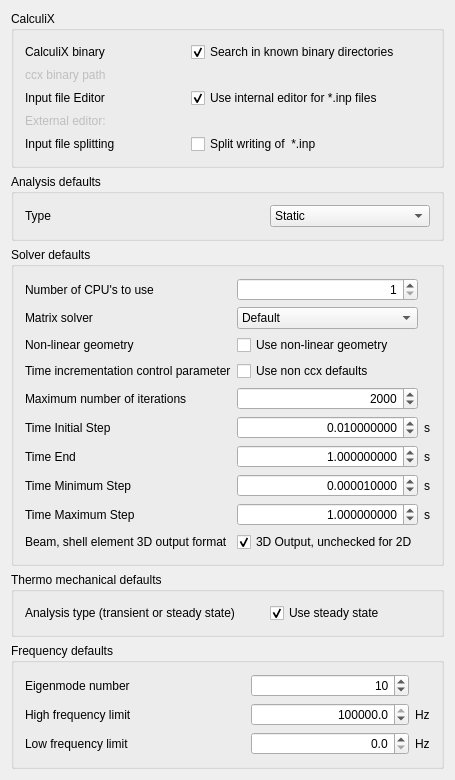
Qt form src/Mod/Fem/Gui/DlgSettingsFemCcx.ui (southseact-3d/fcd) before a commit.
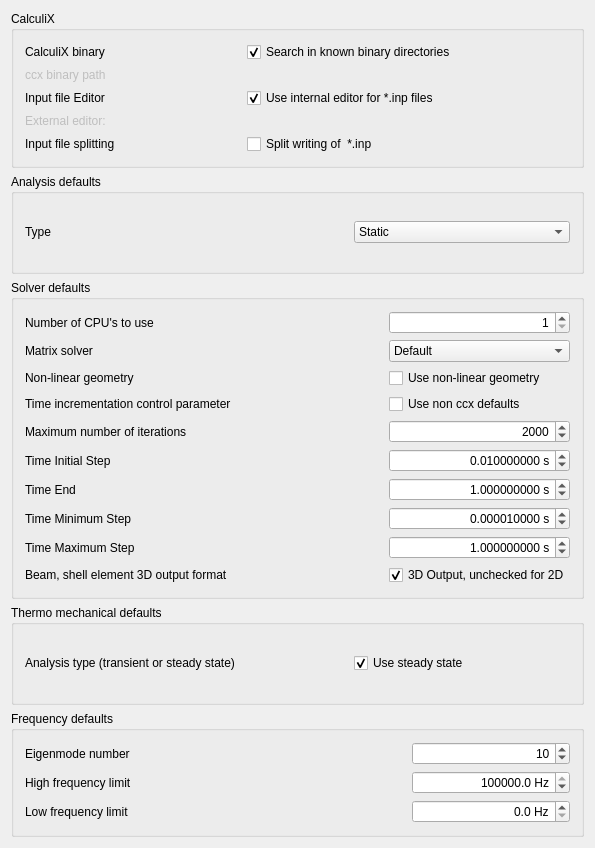
The same form after that commit. Icons and pictures are not drawn. Custom widgets are drawn as their Qt base class.

Diff of the .ui file:
```diff
--- a/src/Mod/Fem/Gui/DlgSettingsFemCcx.ui
+++ b/src/Mod/Fem/Gui/DlgSettingsFemCcx.ui
@@ -6,8 +6,8 @@
    <rect>
     <x>0</x>
     <y>0</y>
-    <width>425</width>
-    <height>642</height>
+    <width>595</width>
+    <height>848</height>
    </rect>
   </property>
   <property name="windowTitle">
@@ -287,7 +287,50 @@
      </property>
      <layout class="QHBoxLayout" name="horizontalLayout_1">
       <item>
-       <layout class="QGridLayout" name="gl_solver" columnstretch="3,2,0,0">
+       <layout class="QGridLayout" name="gl_solver" columnstretch="3,0,0">
+        <item row="7" column="1">
+         <spacer name="horizontalSpacer_3">
+          <property name="orientation">
+           <enum>Qt::Horizontal</enum>
+          </property>
+          <property name="sizeHint" stdset="0">
+           <size>
+            <width>40</width>
+            <height>20</height>
+           </size>
+          </property>
+         </spacer>
+        </item>
+        <item row="5" column="0">
+         <widget class="QLabel" name="l_ccx_initial_time_step">
+          <property name="text">
+           <string>Time Initial Step</string>
+          </property>
+         </widget>
+        </item>
+        <item row="6" column="0">
+         <widget class="QLabel" name="l_ccx_analysis_time">
+          <property name="text">
+           <string>Time End</string>
+          </property>
+         </widget>
+        </item>
+        <item row="3" column="2">
+         <widget class="Gui::PrefCheckBox" name="cb_use_iterations_param">
+          <property name="text">
+           <string>Use non ccx defaults</string>
+          </property>
+          <property name="checked">
+           <bool>false</bool>
+          </property>
+          <property name="prefEntry" stdset="0">
+           <cstring>UseNonCcxIterationParam</cstring>
+          </property>
+          <property name="prefPath" stdset="0">
+           <cstring>Mod/Fem/Ccx</cstring>
+          </property>
+         </widget>
+        </item>
         <item row="0" column="0">
          <widget class="QLabel" name="l_ccx_numcpu">
           <property name="text">
@@ -295,6 +338,22 @@
           </property>
          </widget>
         </item>
+        <item row="9" column="2">
+         <widget class="Gui::PrefCheckBox" name="cb_BeamShellOutput">
+          <property name="text">
+           <string>3D Output, unchecked for 2D</string>
+          </property>
+          <property name="checked">
+           <bool>true</bool>
+          </property>
+          <property name="prefEntry" stdset="0">
+           <cstring>BeamShellOutput</cstring>
+          </property>
+          <property name="prefPath" stdset="0">
+           <cstring>Mod/Fem/Ccx</cstring>
+          </property>
+         </widget>
+        </item>
         <item row="0" column="2">
          <widget class="Gui::PrefSpinBox" name="sb_ccx_numcpu">
           <property name="alignment">
@@ -314,16 +373,6 @@
           </property>
          </widget>
         </item>
-        <item row="1" column="0">
-         <widget class="QLabel" name="l_solver">
-          <property name="enabled">
-           <bool>true</bool>
-          </property>
-          <property name="text">
-           <string>Matrix solver</string>
-          </property>
-         </widget>
-        </item>
         <item row="1" column="2">
          <widget class="Gui::PrefComboBox" name="cmb_solver">
           <property name="enabled">
@@ -377,19 +426,72 @@
           </property>
          </widget>
         </item>
-        <item row="2" column="2">
-         <widget class="Gui::PrefCheckBox" name="cb_ccx_non_lin_geom">
+        <item row="8" column="2">
+         <widget class="Gui::PrefDoubleSpinBox" name="dsb_ccx_maximum_time_step">
+          <property name="contextMenuPolicy">
+           <enum>Qt::DefaultContextMenu</enum>
+          </property>
+          <property name="alignment">
+           <set>Qt::AlignRight|Qt::AlignTrailing|Qt::AlignVCenter</set>
+          </property>
+          <property name="suffix">
+           <string notr="true"> s</string>
+          </property>
+          <property name="decimals">
+           <number>9</number>
+          </property>
+          <property name="minimum">
+           <double>0.000000001000000</double>
+          </property>
+          <property name="singleStep">
+           <double>1.000000000000000</double>
+          </property>
+          <property name="value">
+           <double>1.000000000000000</double>
+          </property>
+          <property name="prefEntry" stdset="0">
+           <cstring>AnalysisTimeMaximumStep</cstring>
+          </property>
+          <property name="prefPath" stdset="0">
+           <cstring>Mod/Fem/Ccx</cstring>
+          </property>
+         </widget>
+        </item>
+        <item row="6" column="2">
+         <widget class="Gui::PrefDoubleSpinBox" name="dsb_ccx_analysis_time">
+          <property name="alignment">
+           <set>Qt::AlignRight|Qt::AlignTrailing|Qt::AlignVCenter</set>
+          </property>
+          <property name="suffix">
+           <string notr="true"> s</string>
+          </property>
+          <property name="decimals">
+           <number>9</number>
+          </property>
+          <property name="minimum">
+           <double>0.000000001000000</double>
+          </property>
+          <property name="singleStep">
+           <double>0.010000000000000</double>
+          </property>
+          <property name="value">
+           <double>1.000000000000000</double>
+          </property>
+          <property name="prefEntry" stdset="0">
+           <cstring>AnalysisTime</cstring>
+          </property>
+          <property name="prefPath" stdset="0">
+           <cstring>Mod/Fem/Ccx</cstring>
+          </property>
+         </widget>
+        </item>
+        <item row="1" column="0">
+         <widget class="QLabel" name="l_solver">
+          <property name="enabled">
+           <bool>true</bool>
+          </property>
           <property name="text">
-           <string>Use non-linear geometry</string>
-          </property>
-          <property name="checked">
-           <bool>false</bool>
-          </property>
-          <property name="prefEntry" stdset="0">
-           <cstring>NonlinearGeometry</cstring>
-          </property>
-          <property name="prefPath" stdset="0">
-           <cstring>Mod/Fem/Ccx</cstring>
+           <string>Matrix solver</string>
           </property>
          </widget>
         </item>
@@ -400,21 +502,18 @@
           </property>
          </widget>
         </item>
-        <item row="3" column="2">
-         <widget class="Gui::PrefCheckBox" name="cb_use_iterations_param">
-          <property name="text">
-           <string>Use non ccx defaults</string>
+        <item row="5" column="1">
+         <spacer name="horizontalSpacer_2">
+          <property name="orientation">
+           <enum>Qt::Horizontal</enum>
           </property>
-          <property name="checked">
-           <bool>false</bool>
+          <property name="sizeHint" stdset="0">
+           <size>
+            <width>40</width>
+            <height>20</height>
+           </size>
           </property>
-          <property name="prefEntry" stdset="0">
-           <cstring>UseNonCcxIterationParam</cstring>
-          </property>
-          <property name="prefPath" stdset="0">
-           <cstring>Mod/Fem/Ccx</cstring>
-          </property>
-         </widget>
+         </spacer>
         </item>
         <item row="4" column="0">
          <widget class="QLabel" name="l_ccx_max_iterations">
@@ -423,134 +522,15 @@
           </property>
          </widget>
         </item>
-        <item row="4" column="2">
-         <widget class="Gui::PrefSpinBox" name="sb_ccx_max_iterations">
-          <property name="alignment">
-           <set>Qt::AlignRight|Qt::AlignTrailing|Qt::AlignVCenter</set>
-          </property>
-          <property name="minimum">
-           <number>1</number>
-          </property>
-          <property name="maximum">
-           <number>10000000</number>
-          </property>
-          <property name="singleStep">
-           <number>10</number>
-          </property>
-          <property name="value">
-           <number>2000</number>
-          </property>
-          <property name="prefEntry" stdset="0">
-           <cstring>AnalysisMaxIterations</cstring>
-          </property>
-          <property name="prefPath" stdset="0">
-           <cstring>Mod/Fem/Ccx</cstring>
-          </property>
-         </widget>
-        </item>
-        <item row="5" column="0">
-         <widget class="QLabel" name="l_ccx_initial_time_step">
-          <property name="text">
-           <string>Time Initial Step</string>
-          </property>
-         </widget>
-        </item>
-        <item row="5" column="1">
-         <spacer name="horizontalSpacer_2">
-          <property name="orientation">
-           <enum>Qt::Horizontal</enum>
-          </property>
-          <property name="sizeHint" stdset="0">
-           <size>
-            <width>40</width>
-            <height>20</height>
-           </size>
-          </property>
-         </spacer>
-        </item>
-        <item row="5" column="2">
-         <widget class="Gui::PrefDoubleSpinBox" name="dsb_ccx_initial_time_step">
-          <property name="contextMenuPolicy">
-           <enum>Qt::DefaultContextMenu</enum>
-          </property>
-          <property name="alignment">
-           <set>Qt::AlignRight|Qt::AlignTrailing|Qt::AlignVCenter</set>
-          </property>
-          <property name="decimals">
-           <number>9</number>
-          </property>
-          <property name="minimum">
-           <double>0.000000001000000</double>
-          </property>
-          <property name="singleStep">
-           <double>0.010000000000000</double>
-          </property>
-          <property name="value">
-           <double>0.010000000000000</double>
-          </property>
-          <property name="prefEntry" stdset="0">
-           <cstring>AnalysisTimeInitialStep</cstring>
-          </property>
-          <property name="prefPath" stdset="0">
-           <cstring>Mod/Fem/Ccx</cstring>
-          </property>
-         </widget>
-        </item>
-        <item row="5" column="3">
-         <widget class="QLabel" name="l_hz_1">
-          <property name="text">
-           <string>s</string>
-          </property>
-         </widget>
-        </item>
-        <item row="6" column="0">
-         <widget class="QLabel" name="l_ccx_analysis_time">
-          <property name="text">
-           <string>Time End</string>
-          </property>
-         </widget>
-        </item>
-        <item row="6" column="2">
-         <widget class="Gui::PrefDoubleSpinBox" name="dsb_ccx_analysis_time">
-          <property name="alignment">
-           <set>Qt::AlignRight|Qt::AlignTrailing|Qt::AlignVCenter</set>
-          </property>
-          <property name="decimals">
-           <number>9</number>
-          </property>
-          <property name="minimum">
-           <double>0.000000001000000</double>
-          </property>
-          <property name="singleStep">
-           <double>0.010000000000000</double>
-          </property>
-          <property name="value">
-           <double>1.000000000000000</double>
-          </property>
-          <property name="prefEntry" stdset="0">
-           <cstring>AnalysisTime</cstring>
-          </property>
-          <property name="prefPath" stdset="0">
-           <cstring>Mod/Fem/Ccx</cstring>
-          </property>
-         </widget>
-        </item>
-        <item row="6" column="3">
-         <widget class="QLabel" name="l_hz_2">
-          <property name="text">
-           <string>s</string>
-          </property>
-         </widget>
-        </item>
-       <item row="7" column="0">
+        <item row="7" column="0">
          <widget class="QLabel" name="l_ccx_minimum_time_step">
           <property name="text">
            <string>Time Minimum Step</string>
           </property>
          </widget>
         </item>
-        <item row="7" column="1">
-         <spacer name="horizontalSpacer_3">
+        <item row="8" column="1">
+         <spacer name="horizontalSpacer_4">
           <property name="orientation">
            <enum>Qt::Horizontal</enum>
           </property>
@@ -570,6 +550,9 @@
           <property name="alignment">
            <set>Qt::AlignRight|Qt::AlignTrailing|Qt::AlignVCenter</set>
           </property>
+          <property name="suffix">
+           <string notr="true"> s</string>
+          </property>
           <property name="decimals">
            <number>9</number>
           </property>
@@ -590,41 +573,33 @@
           </property>
          </widget>
         </item>
-        <item row="7" column="3">
-         <widget class="QLabel" name="l_hz_3">
+        <item row="2" column="2">
+         <widget class="Gui::PrefCheckBox" name="cb_ccx_non_lin_geom">
           <property name="text">
-           <string>s</string>
+           <string>Use non-linear geometry</string>
           </property>
-         </widget>
-        </item>
-       <item row="8" column="0">
-         <widget class="QLabel" name="l_ccx_maximum_time_step">
-          <property name="text">
-           <string>Time Maximum Step</string>
+          <property name="checked">
+           <bool>false</bool>
           </property>
-         </widget>
-        </item>
-        <item row="8" column="1">
-         <spacer name="horizontalSpacer_4">
-          <property name="orientation">
-           <enum>Qt::Horizontal</enum>
+          <property name="prefEntry" stdset="0">
+           <cstring>NonlinearGeometry</cstring>
           </property>
-          <property name="sizeHint" stdset="0">
-           <size>
-            <width>40</width>
-            <height>20</height>
-           </size>
+          <property name="prefPath" stdset="0">
+           <cstring>Mod/Fem/Ccx</cstring>
           </property>
-         </spacer>
+         </widget>
         </item>
-        <item row="8" column="2">
-         <widget class="Gui::PrefDoubleSpinBox" name="dsb_ccx_maximum_time_step">
+        <item row="5" column="2">
+         <widget class="Gui::PrefDoubleSpinBox" name="dsb_ccx_initial_time_step">
           <property name="contextMenuPolicy">
            <enum>Qt::DefaultContextMenu</enum>
           </property>
           <property name="alignment">
            <set>Qt::AlignRight|Qt::AlignTrailing|Qt::AlignVCenter</set>
           </property>
+          <property name="suffix">
+           <string notr="true"> s</string>
+          </property>
           <property name="decimals">
            <number>9</number>
           </property>
@@ -635,7 +610,7 @@
            <double>1.000000000000000</double>
           </property>
           <property name="value">
-           <double>1.000000000000000</double>
+           <double>0.010000000000000</double>
           </property>
           <property name="prefEntry" stdset="0">
            <cstring>AnalysisTimeMaximumStep</cstring>
@@ -645,13 +620,6 @@
           </property>
          </widget>
         </item>
-        <item row="8" column="3">
-         <widget class="QLabel" name="l_hz_4">
-          <property name="text">
-           <string>s</string>
-          </property>
-         </widget>
-        </item>
         <item row="9" column="0">
          <widget class="QLabel" name="l_BeamShellOutput">
           <property name="text">
@@ -659,13 +627,22 @@
           </property>
          </widget>
         </item>
-        <item row="9" column="2">
-         <widget class="Gui::PrefCheckBox" name="cb_BeamShellOutput">
-          <property name="text">
-           <string>3D Output, unchecked for 2D</string>
+        <item row="4" column="2">
+         <widget class="Gui::PrefSpinBox" name="sb_ccx_max_iterations">
+          <property name="alignment">
+           <set>Qt::AlignRight|Qt::AlignTrailing|Qt::AlignVCenter</set>
           </property>
-          <property name="checked">
-           <bool>true</bool>
+          <property name="minimum">
+           <number>1</number>
+          </property>
+          <property name="maximum">
+           <number>10000000</number>
+          </property>
+          <property name="singleStep">
+           <number>10</number>
+          </property>
+          <property name="value">
+           <number>2000</number>
           </property>
           <property name="prefEntry" stdset="0">
            <cstring>BeamShellOutput</cstring>
@@ -675,6 +652,13 @@
           </property>
          </widget>
         </item>
+        <item row="8" column="0">
+         <widget class="QLabel" name="l_ccx_maximum_time_step">
+          <property name="text">
+           <string>Time Maximum Step</string>
+          </property>
+         </widget>
+        </item>
        </layout>
       </item>
      </layout>
@@ -723,27 +707,7 @@
      </property>
      <layout class="QVBoxLayout" name="verticalLayout">
       <item>
-       <layout class="QGridLayout" name="gl_frequ" columnstretch="6,3,1,0">
-        <item row="1" column="0">
-         <widget class="QLabel" name="l_eigenmode_number">
-          <property name="text">
-           <string>Eigenmode number</string>
-          </property>
-         </widget>
-        </item>
-        <item row="1" column="1">
-         <spacer name="horizontalSpacer">
-          <property name="orientation">
-           <enum>Qt::Horizontal</enum>
-          </property>
-          <property name="sizeHint" stdset="0">
-           <size>
-            <width>40</width>
-            <height>20</height>
-           </size>
-          </property>
-         </spacer>
-        </item>
+       <layout class="QGridLayout" name="gl_frequ" columnstretch="6,0,0">
         <item row="1" column="2">
          <widget class="Gui::PrefSpinBox" name="sb_eigenmode_number">
           <property name="minimumSize">
@@ -776,6 +740,13 @@
           </property>
          </widget>
         </item>
+        <item row="1" column="0">
+         <widget class="QLabel" name="l_eigenmode_number">
+          <property name="text">
+           <string>Eigenmode number</string>
+          </property>
+         </widget>
+        </item>
         <item row="2" column="2">
          <widget class="Gui::PrefDoubleSpinBox" name="dsb_eigenmode_high_limit">
           <property name="minimumSize">
@@ -787,6 +758,9 @@
           <property name="alignment">
            <set>Qt::AlignRight|Qt::AlignTrailing|Qt::AlignVCenter</set>
           </property>
+          <property name="suffix">
+           <string notr="true"> Hz</string>
+          </property>
           <property name="decimals">
            <number>1</number>
           </property>
@@ -807,12 +781,18 @@
           </property>
          </widget>
         </item>
-        <item row="2" column="3">
-         <widget class="QLabel" name="l_hz_5">
-          <property name="text">
-           <string>Hz</string>
+        <item row="1" column="1">
+         <spacer name="horizontalSpacer">
+          <property name="orientation">
+           <enum>Qt::Horizontal</enum>
           </property>
-         </widget>
+          <property name="sizeHint" stdset="0">
+           <size>
+            <width>40</width>
+            <height>20</height>
+           </size>
+          </property>
+         </spacer>
         </item>
         <item row="3" column="0">
          <widget class="QLabel" name="l_eigenmode_low_limit">
@@ -832,6 +812,9 @@
           <property name="alignment">
            <set>Qt::AlignRight|Qt::AlignTrailing|Qt::AlignVCenter</set>
           </property>
+          <property name="suffix">
+           <string> Hz</string>
+          </property>
           <property name="decimals">
            <number>1</number>
           </property>
@@ -855,13 +838,6 @@
           </property>
          </widget>
         </item>
-        <item row="3" column="3">
-         <widget class="QLabel" name="l_hz">
-          <property name="text">
-           <string>Hz</string>
-          </property>
-         </widget>
-        </item>
        </layout>
       </item>
      </layout>
```
Left out of the diff: 12 changed lines with no effect on the pictures.
